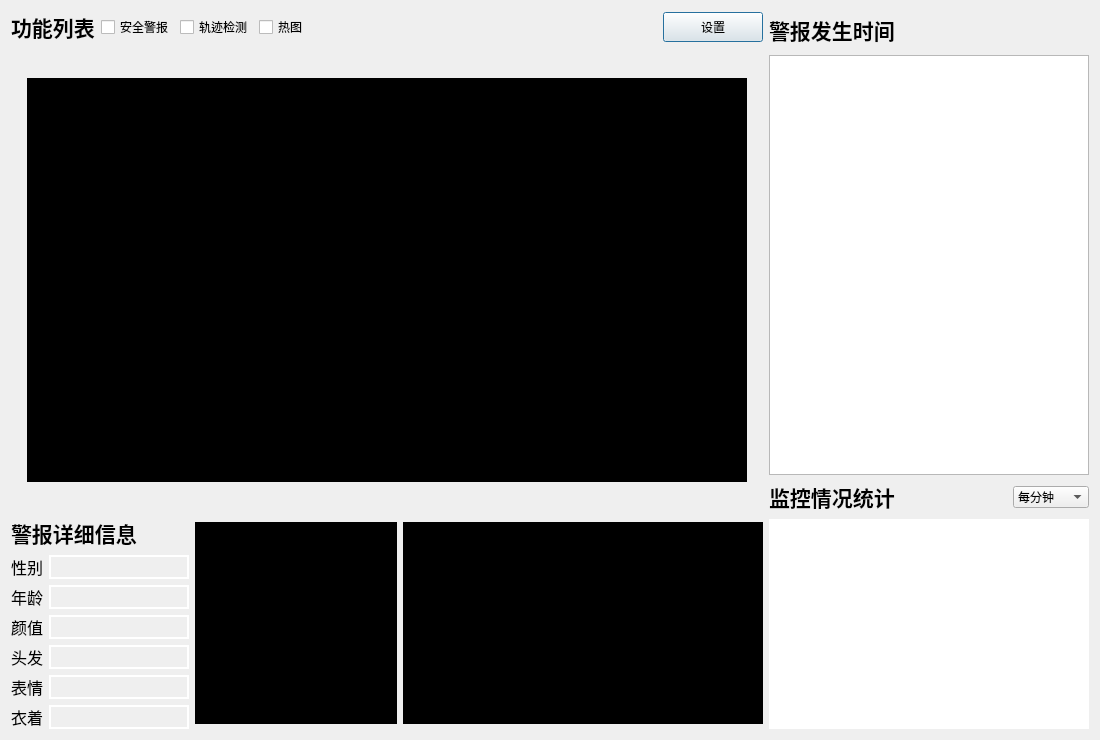
First picture: the form in ui/vision_guard.ui, repository hza2002/VisionGuard, before the edit.
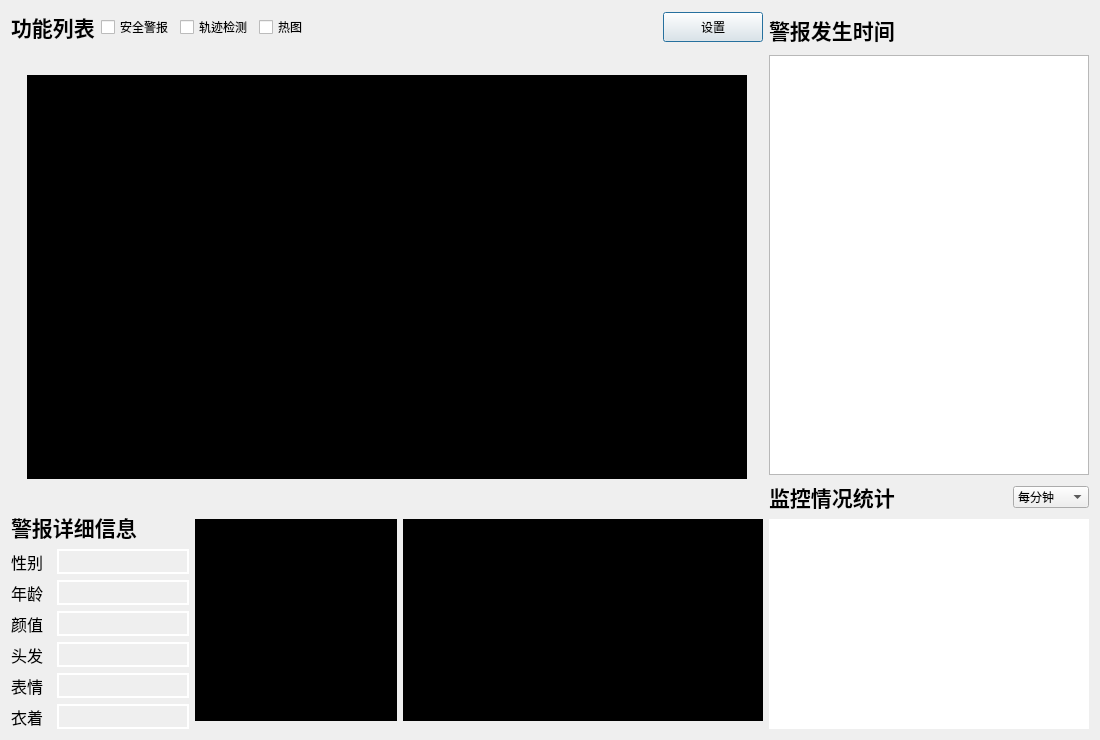
Second picture: the form after the edit.

Commit message: Modify ui icon and app

Patch:
```diff
--- a/ui/vision_guard.ui
+++ b/ui/vision_guard.ui
@@ -247,6 +247,18 @@
           <layout class="QFormLayout" name="formLayout">
            <item row="0" column="0">
             <widget class="QLabel" name="label_7">
+             <property name="minimumSize">
+              <size>
+               <width>40</width>
+               <height>25</height>
+              </size>
+             </property>
+             <property name="maximumSize">
+              <size>
+               <width>40</width>
+               <height>25</height>
+              </size>
+             </property>
              <property name="font">
               <font>
                <pointsize>12</pointsize>
@@ -259,6 +271,18 @@
            </item>
            <item row="0" column="1">
             <widget class="QLabel" name="gender">
+             <property name="minimumSize">
+              <size>
+               <width>122</width>
+               <height>25</height>
+              </size>
+             </property>
+             <property name="maximumSize">
+              <size>
+               <width>16777215</width>
+               <height>25</height>
+              </size>
+             </property>
              <property name="font">
               <font>
                <pointsize>12</pointsize>
@@ -276,6 +300,18 @@
            </item>
            <item row="1" column="0">
             <widget class="QLabel" name="label_5">
+             <property name="minimumSize">
+              <size>
+               <width>40</width>
+               <height>25</height>
+              </size>
+             </property>
+             <property name="maximumSize">
+              <size>
+               <width>40</width>
+               <height>25</height>
+              </size>
+             </property>
              <property name="font">
               <font>
                <pointsize>12</pointsize>
@@ -288,6 +324,18 @@
            </item>
            <item row="1" column="1">
             <widget class="QLabel" name="age">
+             <property name="minimumSize">
+              <size>
+               <width>122</width>
+               <height>25</height>
+              </size>
+             </property>
+             <property name="maximumSize">
+              <size>
+               <width>16777215</width>
+               <height>25</height>
+              </size>
+             </property>
              <property name="font">
               <font>
                <pointsize>12</pointsize>
@@ -305,6 +353,18 @@
            </item>
            <item row="2" column="0">
             <widget class="QLabel" name="label">
+             <property name="minimumSize">
+              <size>
+               <width>40</width>
+               <height>25</height>
+              </size>
+             </property>
+             <property name="maximumSize">
+              <size>
+               <width>40</width>
+               <height>25</height>
+              </size>
+             </property>
              <property name="font">
               <font>
                <pointsize>12</pointsize>
@@ -317,6 +377,18 @@
            </item>
            <item row="2" column="1">
             <widget class="QLabel" name="appearance">
+             <property name="minimumSize">
+              <size>
+               <width>122</width>
+               <height>25</height>
+              </size>
+             </property>
+             <property name="maximumSize">
+              <size>
+               <width>16777215</width>
+               <height>25</height>
+              </size>
+             </property>
              <property name="font">
               <font>
                <pointsize>12</pointsize>
@@ -334,6 +406,18 @@
            </item>
            <item row="3" column="0">
             <widget class="QLabel" name="label_6">
+             <property name="minimumSize">
+              <size>
+               <width>40</width>
+               <height>25</height>
+              </size>
+             </property>
+             <property name="maximumSize">
+              <size>
+               <width>40</width>
+               <height>25</height>
+              </size>
+             </property>
              <property name="font">
               <font>
                <pointsize>12</pointsize>
@@ -346,6 +430,18 @@
            </item>
            <item row="3" column="1">
             <widget class="QLabel" name="hair">
+             <property name="minimumSize">
+              <size>
+               <width>122</width>
+               <height>25</height>
+              </size>
+             </property>
+             <property name="maximumSize">
+              <size>
+               <width>16777215</width>
+               <height>25</height>
+              </size>
+             </property>
              <property name="font">
               <font>
                <pointsize>12</pointsize>
@@ -363,6 +459,18 @@
            </item>
            <item row="4" column="0">
             <widget class="QLabel" name="label_2">
+             <property name="minimumSize">
+              <size>
+               <width>40</width>
+               <height>25</height>
+              </size>
+             </property>
+             <property name="maximumSize">
+              <size>
+               <width>40</width>
+               <height>25</height>
+              </size>
+             </property>
              <property name="font">
               <font>
                <pointsize>12</pointsize>
@@ -375,6 +483,18 @@
            </item>
            <item row="4" column="1">
             <widget class="QLabel" name="expression">
+             <property name="minimumSize">
+              <size>
+               <width>122</width>
+               <height>25</height>
+              </size>
+             </property>
+             <property name="maximumSize">
+              <size>
+               <width>16777215</width>
+               <height>25</height>
+              </size>
+             </property>
              <property name="font">
               <font>
                <pointsize>12</pointsize>
@@ -392,6 +512,18 @@
            </item>
            <item row="5" column="0">
             <widget class="QLabel" name="label_9">
+             <property name="minimumSize">
+              <size>
+               <width>40</width>
+               <height>25</height>
+              </size>
+             </property>
+             <property name="maximumSize">
+              <size>
+               <width>40</width>
+               <height>25</height>
+              </size>
+             </property>
              <property name="font">
               <font>
                <pointsize>12</pointsize>
@@ -404,6 +536,18 @@
            </item>
            <item row="5" column="1">
             <widget class="QLabel" name="clothes">
+             <property name="minimumSize">
+              <size>
+               <width>122</width>
+               <height>25</height>
+              </size>
+             </property>
+             <property name="maximumSize">
+              <size>
+               <width>16777215</width>
+               <height>25</height>
+              </size>
+             </property>
              <property name="font">
               <font>
                <pointsize>12</pointsize>
```
The commit also changes 6 other files.
